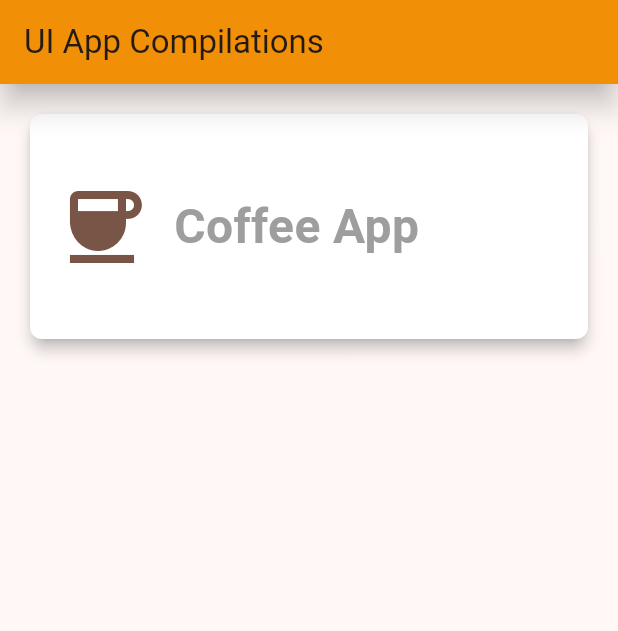
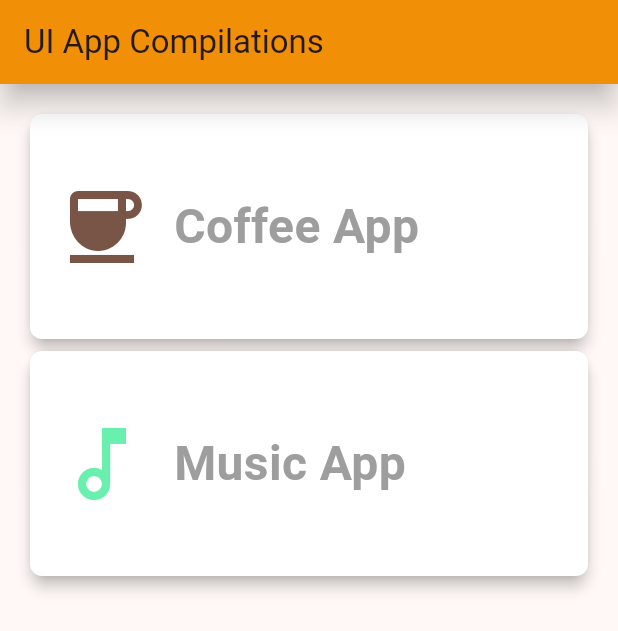
Before and after one commit to robyhartonodev/dribbble_clone_practice, a Flutter app: the screen it shows after launch, on a phone screen of 412 x 824 dp. Shown: the top 631 px of the screen. Run offline on Flutter 3.47's test engine with Material 2 defaults, Android fonts, the phone set to English and light mode, and no system bars.

Commit message:
Code refactor, implementing music app UI

```diff
--- a/lib/main.dart
+++ b/lib/main.dart
@@ -1,7 +1,8 @@
 import 'dart:ui';
 
-import 'package:dribbble_clone_practice/coffee_app/pages/my_home_page.dart';
 import 'package:dribbble_clone_practice/coffee_app/providers/coffee_app_state_provider.dart';
+import 'package:dribbble_clone_practice/coffee_app/pages/coffee_app_home_page.dart';
+import 'package:dribbble_clone_practice/music_app/pages/music_app_home_page.dart';
 import 'package:flutter/material.dart';
 import 'package:provider/provider.dart';
 
@@ -104,6 +105,48 @@ class _MainNavigationPageState extends State<MainNavigationPage> {
                     ),
                   )),
             ),
+          ),
+          InkWell(
+            onTap: () {
+              appState.setAppIndex(2);
+              appState.setAppTitle('Music App');
+            },
+            child: Card(
+              color: Colors.white,
+              elevation: 4,
+              child: Container(
+                  height: 150,
+                  decoration: const BoxDecoration(
+                    borderRadius: BorderRadius.all(
+                      Radius.circular(8.0),
+                    ),
+                    color: Colors.white,
+                  ),
+                  padding: const EdgeInsets.all(16.0),
+                  child: const Expanded(
+                    child: Row(
+                      mainAxisAlignment: MainAxisAlignment.start,
+                      children: [
+                        Icon(
+                          Icons.music_note_outlined,
+                          color: Colors.greenAccent,
+                          size: 64.0,
+                        ),
+                        SizedBox(
+                          width: 16.0,
+                        ),
+                        Text(
+                          'Music App',
+                          style: TextStyle(
+                            color: Colors.grey,
+                            fontSize: 32.0,
+                            fontWeight: FontWeight.bold,
+                          ),
+                        )
+                      ],
+                    ),
+                  )),
+            ),
           )
         ],
       ),
@@ -120,7 +163,11 @@ class StartPage extends StatefulWidget {
 
 class _StartPageState extends State<StartPage> {
   // Add new apps here
-  List<Widget> apps = [const MainNavigationPage(), const MyHomePage()];
+  List<Widget> apps = [
+    const MainNavigationPage(),
+    const CoffeeAppHomePage(),
+    const MusicAppHomePage(),
+  ];
 
   @override
   Widget build(BuildContext context) {
```
Also changed, not shown: lib/coffee_app/pages/coffee_app_home_page.dart (renamed from lib/coffee_app/pages/my_home_page.dart, +4 -4 lines), lib/music_app/pages/music_app_home_page.dart (added, +85 -0 lines), lib/music_app/widgets/search_field.dart (added, +58 -0 lines).
